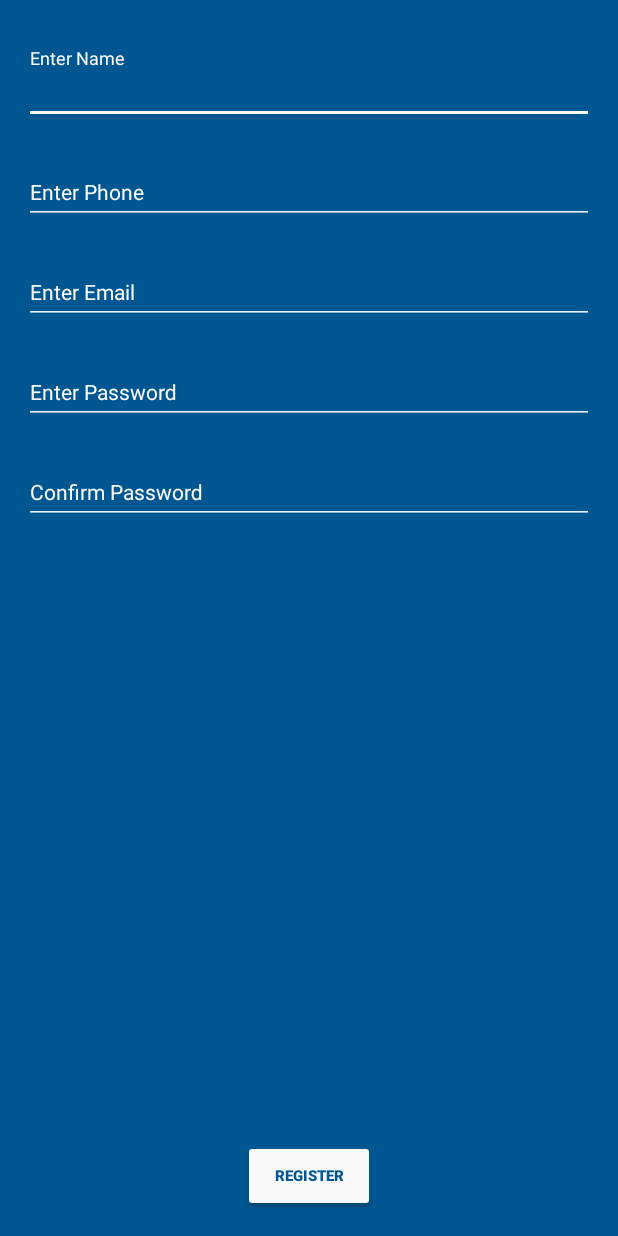
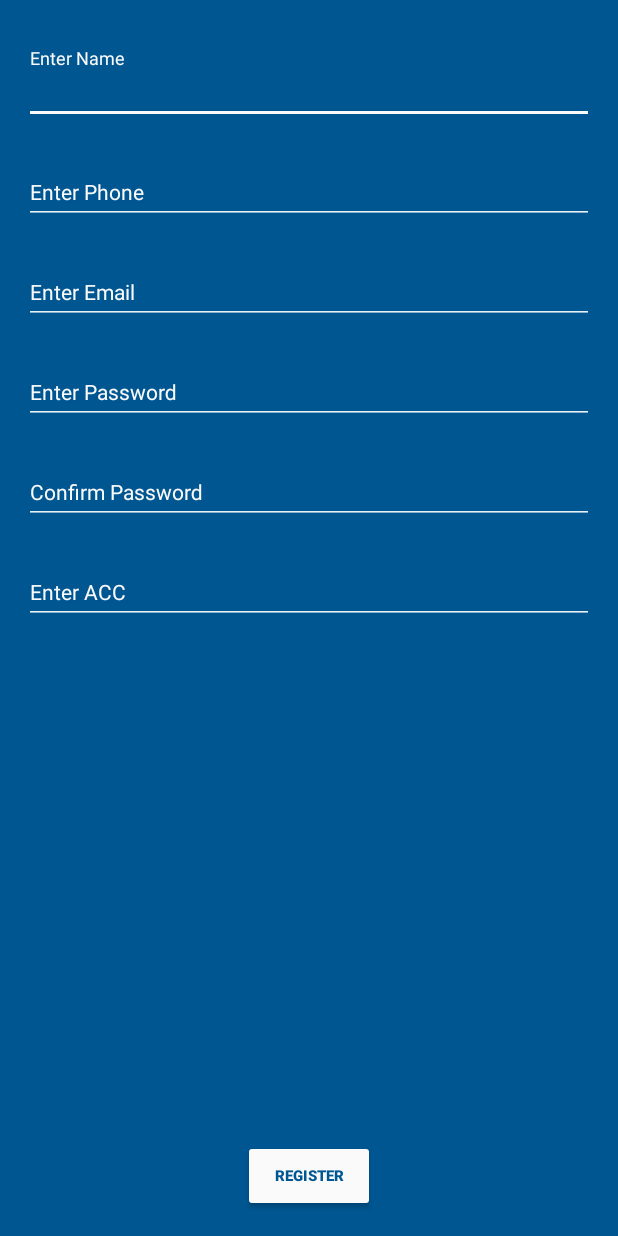
Before and after one commit to honey-hoper/Medlog, an Android app: the RegisterActivity screen opened directly, with no data from a screen before it, on a phone screen of 412 x 824 dp. Run offline under Robolectric (Android 15) with nearby library versions, the phone set to English and light mode, and no system bars; our stand-ins replace Firebase (no records; nobody signed in at launch, a user with empty details on screens opened directly), RxJava; 1 statement that could not run was skipped.

Commit message:
Added Account Creation Code feature to restrict account creations

```diff
--- a/app/src/main/java/com/webhopers/medlog/extensions/Extensions.kt
+++ b/app/src/main/java/com/webhopers/medlog/extensions/Extensions.kt
@@ -7,7 +7,7 @@ import android.view.View
 import android.widget.EditText
 
 fun EditText.isEmpty(): Boolean {
-    return text.toString().isEmpty()
+    return text.toString().trim().isEmpty()
 }
 
 fun Context.inflateView(id: Int): View {
--- a/app/src/main/java/com/webhopers/medlog/register/RegisterActivity.kt
+++ b/app/src/main/java/com/webhopers/medlog/register/RegisterActivity.kt
@@ -5,6 +5,7 @@ import android.support.v7.app.AppCompatActivity
 import android.os.Bundle
 import android.support.design.widget.Snackbar
 import android.view.View
+import android.widget.EditText
 import com.webhopers.medlog.R
 import com.webhopers.medlog.medRepMain.MedRepMainActivity
 import kotlinx.android.synthetic.main.activity_register.*
@@ -40,6 +41,8 @@ class RegisterActivity : RegisterView, AppCompatActivity() {
 
     override fun getConfirmPasswordField() = confirm_password_field
 
+    override fun getACCField() = acc_field
+
     override fun showSnackbar(id: Int) = Snackbar.make(register_root_layout, id, Snackbar.LENGTH_SHORT).show()
 
     override fun showProgressBar(bool: Boolean) {
--- a/app/src/main/java/com/webhopers/medlog/register/RegisterPresenter.kt
+++ b/app/src/main/java/com/webhopers/medlog/register/RegisterPresenter.kt
@@ -1,5 +1,6 @@
 package com.webhopers.medlog.register
 
+import android.widget.Toast
 import com.webhopers.medlog.R
 import com.webhopers.medlog.extensions.isEmpty
 import com.webhopers.medlog.models.MedRepInfo
@@ -15,6 +16,21 @@ import java.util.regex.Pattern
 class RegisterPresenter(val view: RegisterView,
                         val disposable: CompositeDisposable = CompositeDisposable()) {
 
+    var ACC: Int? = null
+
+    init {
+        getACC()
+    }
+
+    fun getACC() {
+        disposable.add(FirebaseDatabaseService.getACC()
+                .subscribeOn(Schedulers.io())
+                .observeOn(AndroidSchedulers.mainThread())
+                .subscribeBy(onError = {},
+                        onComplete = {},
+                        onNext = {ACC = it}))
+    }
+
     fun onRegister() {
         if (!validInput()) return
 
@@ -23,11 +39,22 @@ class RegisterPresenter(val view: RegisterView,
             return
         }
 
-        val name = view.getNameField().text.toString()
-        val email = view.getEmailField().text.toString()
-        val phone = view.getPhoneField().text.toString()
+        val name = view.getNameField().text.toString().trim()
+        val email = view.getEmailField().text.toString().trim()
+        val phone = view.getPhoneField().text.toString().trim()
         val uid = ""
-        val password = view.getPasswordField().text.toString()
+        val password = view.getPasswordField().text.toString().trim()
+        val acc = view.getACCField().text.toString().trim().toInt()
+
+        if (ACC == null) {
+            Toast.makeText(view.getContext(), "Network Error", Toast.LENGTH_SHORT).show()
+            return
+        }
+
+        if (acc != ACC) {
+            view.getACCField().error = "Wrong ACC"
+            return
+        }
 
         val mr = MedRepInfo(uid, name, phone, email)
 
@@ -67,6 +94,11 @@ class RegisterPresenter(val view: RegisterView,
             return false
         }
 
+        if (view.getACCField().isEmpty()) {
+            view.getACCField().error = "Empty"
+            return false
+        }
+
         if (view.getPhoneField().text.toString().length != 10) {
             view.getPhoneField().error = "Enter correct Phone number"
             return false
@@ -81,7 +113,7 @@ class RegisterPresenter(val view: RegisterView,
             view.getConfirmPasswordField().error = "Password does not match"
             return false
         }
-        return true;
+        return true
     }
 
     private fun isEmailFormatCorrect(): Boolean {
--- a/app/src/main/java/com/webhopers/medlog/register/RegisterView.kt
+++ b/app/src/main/java/com/webhopers/medlog/register/RegisterView.kt
@@ -11,6 +11,7 @@ interface RegisterView {
     fun getEmailField(): EditText
     fun getPasswordField(): EditText
     fun getConfirmPasswordField(): EditText
+    fun getACCField(): EditText
     fun showSnackbar(id: Int)
     fun showProgressBar(bool: Boolean)
     fun enableButton(bool: Boolean)
--- a/app/src/main/res/layout/activity_register.xml
+++ b/app/src/main/res/layout/activity_register.xml
@@ -92,7 +92,7 @@
         android:layout_width="match_parent"
         android:layout_height="wrap_content"
         android:layout_below="@id/password_input"
-        android:layout_marginBottom="32dp"
+        android:layout_marginBottom="16dp"
         android:textColorHint="@color/colorAccent">
 
         <android.support.design.widget.TextInputEditText
@@ -107,12 +107,32 @@
 
     </android.support.design.widget.TextInputLayout>
 
+    <android.support.design.widget.TextInputLayout
+        android:id="@+id/acc_input"
+        android:layout_width="match_parent"
+        android:layout_height="wrap_content"
+        android:layout_below="@id/confirm_password_input"
+        android:layout_marginBottom="32dp"
+        android:textColorHint="@color/colorAccent">
+
+        <android.support.design.widget.TextInputEditText
+            android:id="@+id/acc_field"
+            android:layout_width="match_parent"
+            android:layout_height="wrap_content"
+            android:maxLength="4"
+            android:inputType="number"
+            android:hint="@string/enter_acc"
+            android:textColor="@color/colorAccent"
+            android:theme="@style/AccentColorEditText"/>
+
+    </android.support.design.widget.TextInputLayout>
+
 
     <ProgressBar
         android:id="@+id/progress_bar_register"
         android:layout_width="wrap_content"
         android:layout_height="wrap_content"
-        android:layout_below="@id/confirm_password_input"
+        android:layout_below="@id/acc_input"
         android:layout_centerInParent="true"
         android:visibility="invisible"/>
 
--- a/app/src/main/res/values/strings.xml
+++ b/app/src/main/res/values/strings.xml
@@ -12,6 +12,7 @@
     <string name="enter_email">Enter Email</string>
     <string name="enter_password">Enter Password</string>
     <string name="confirm_password">Confirm Password</string>
+    <string name="enter_acc">Enter ACC</string>
     <string name="register">Register</string>
     <!-- Register Activity-->
 
```
